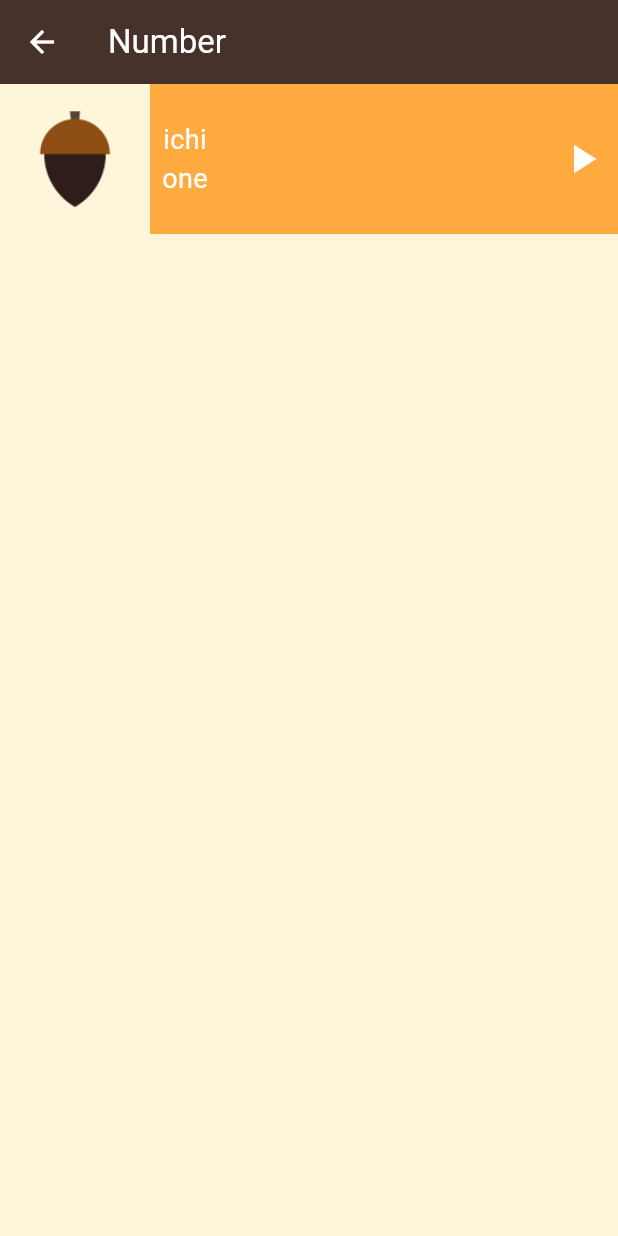
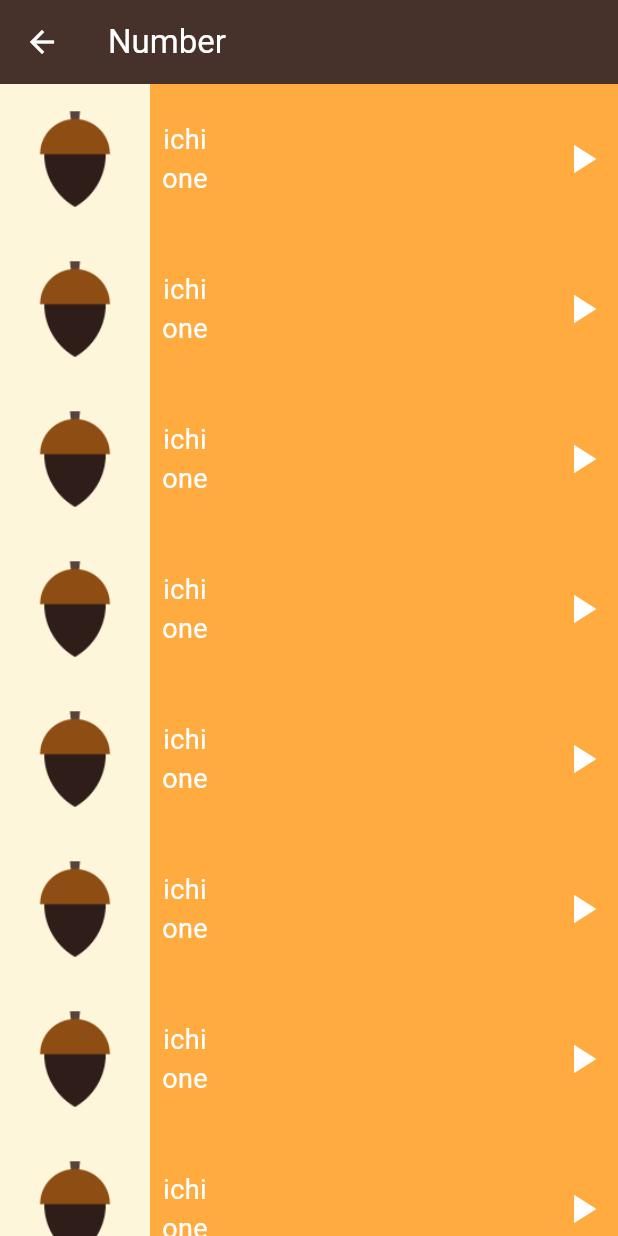
Before and after one commit to bero9/language_learning_app, a Flutter app: the screen it shows after launch, after a tap on "Numbers", on a phone screen of 412 x 824 dp. Run offline on Flutter 3.47's test engine with Material 3 defaults, Android fonts, the phone set to English and light mode, and no system bars.

Commit message:
make number page

```diff
--- /dev/null
+++ b/lib/components/item.dart
@@ -0,0 +1,45 @@
+import 'package:flutter/material.dart';
+
+import '../models/number.dart';
+
+class Item extends StatelessWidget {
+  const Item({super.key, required this.number});
+  final Number number ;
+  @override
+  Widget build(BuildContext context) {
+    return  Container(
+      height: 100,
+      color: Colors.orangeAccent,
+      child: Row(
+        children: [
+          Container(color: Color(0xfFFEF6DB), child: Image.asset(number.image)),
+          Padding(
+            padding: const EdgeInsets.only(left: 8.0),
+            child: Column(
+              mainAxisAlignment: MainAxisAlignment.center,
+              children: [
+                Text(
+                  number.jbName,
+                  style: TextStyle(color: Colors.white, fontSize: 18),
+                ),
+                Text(number.inName,
+                    style: TextStyle(color: Colors.white, fontSize: 18))
+              ],
+            ),
+          ),
+          Spacer(
+            flex: 1,
+          ),
+          Padding(
+            padding: const EdgeInsets.only(right: 8.0),
+            child: Icon(
+              Icons.play_arrow,
+              color: Colors.white,
+              size: 32,
+            ),
+          )
+        ],
+      ),
+    );
+  }
+}
--- a/lib/main.dart
+++ b/lib/main.dart
@@ -12,6 +12,7 @@
   @override
   Widget build(BuildContext context) {
     return MaterialApp(
+     debugShowCheckedModeBanner: false,
       home: HomePage(),
     );
   }
--- /dev/null
+++ b/lib/models/number.dart
@@ -0,0 +1,12 @@
+
+class Number {
+  final String jbName;
+  final String image;
+  final String inName;
+
+  const Number({
+    required this.image,
+    required this.inName,
+    required this.jbName,
+  });
+}
--- a/lib/screens/Numbers_page.dart
+++ b/lib/screens/Numbers_page.dart
@@ -1,4 +1,7 @@
 import 'package:flutter/material.dart';
+
+import '../components/item.dart';
+import '../models/number.dart';
 
 class NumbersPage extends StatelessWidget {
   const NumbersPage({super.key});
@@ -11,6 +14,7 @@
   @override
   Widget build(BuildContext context) {
     return Scaffold(
+
       appBar: AppBar(
         iconTheme: IconThemeData(color: Colors.white),
         title: Text(
@@ -20,52 +24,21 @@
         backgroundColor: Color(0xff46322B),
       ),
       backgroundColor: Color(0xfFFEF6DB),
-      body: Container(
-        height: 100,
-        color: Colors.orangeAccent,
-        child: Row(
+      body: SingleChildScrollView(
+        child: Column(
           children: [
-            Container(color: Color(0xfFFEF6DB), child: Image.asset(one.image)),
-            Padding(
-              padding: const EdgeInsets.only(left: 8.0),
-              child: Column(
-                mainAxisAlignment: MainAxisAlignment.center,
-                children: [
-                  Text(
-                    one.jbName,
-                    style: TextStyle(color: Colors.white, fontSize: 18),
-                  ),
-                  Text(one.inName,
-                      style: TextStyle(color: Colors.white, fontSize: 18))
-                ],
-              ),
-            ),
-            Spacer(
-              flex: 1,
-            ),
-            Padding(
-              padding: const EdgeInsets.only(right: 8.0),
-              child: Icon(
-                Icons.play_arrow,
-                color: Colors.white,
-                size: 32,
-              ),
-            )
+            Item(number: one,),
+            Item(number: one,),
+            Item(number: one,),
+            Item(number: one,),
+            Item(number: one,),
+            Item(number: one,),
+            Item(number: one,),
+            Item(number: one,),
+            Item(number: one,),
           ],
         ),
       ),
     );
   }
 }
-
-class Number {
-  final String jbName;
-  final String image;
-  final String inName;
-
-  const Number({
-    required this.image,
-    required this.inName,
-    required this.jbName,
-  });
-}
--- a/lib/screens/home_page.dart
+++ b/lib/screens/home_page.dart
@@ -1,6 +1,7 @@
 import 'package:flutter/material.dart';
 
-import '../widgets/categories_item.dart';
+import '../components/categories_item.dart';
+
 import 'Numbers_page.dart';
 
 class HomePage extends StatelessWidget {
```
Also changed, not shown: lib/components/categories_item.dart (renamed from lib/widgets/categories_item.dart).
